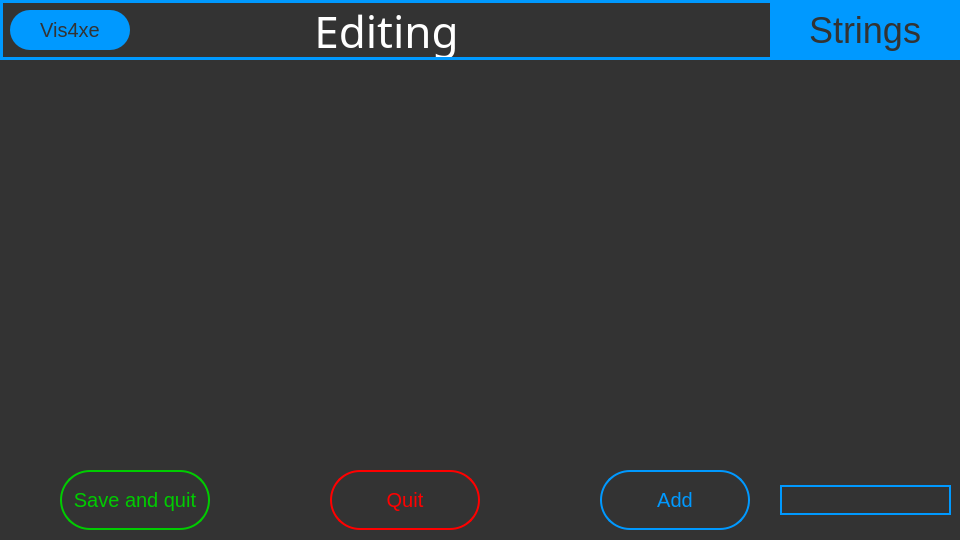
Qt form mainwindow.ui (Coolxer/Vis4xe) before a commit.
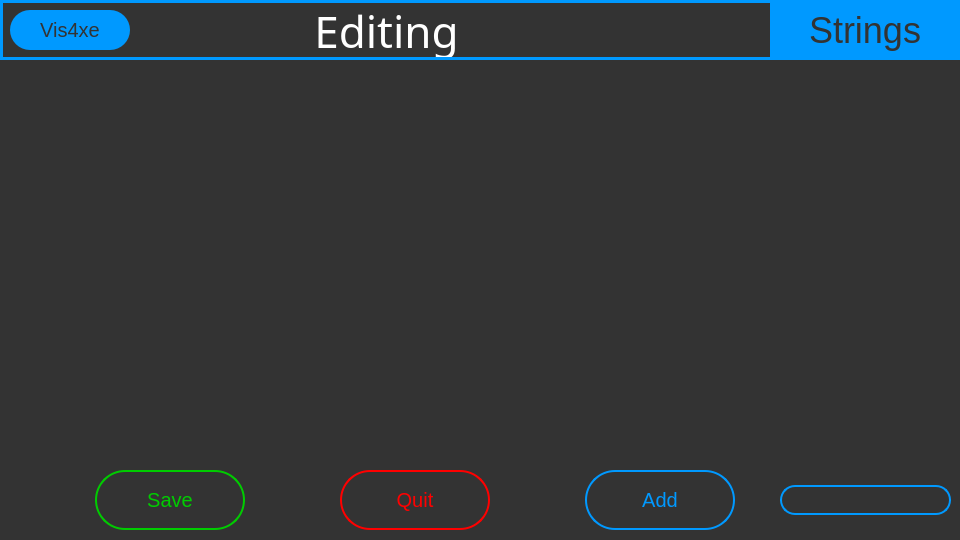
The same form after that commit. The open tabs and pages were chosen to show the change.

The edit to the form file:
```diff
--- a/mainwindow.ui
+++ b/mainwindow.ui
@@ -617,7 +617,7 @@
      <widget class="QPushButton" name="editingQuitButton">
       <property name="geometry">
        <rect>
-        <x>330</x>
+        <x>340</x>
         <y>470</y>
         <width>150</width>
         <height>60</height>
@@ -647,7 +647,7 @@
      <widget class="QPushButton" name="addStringButton">
       <property name="geometry">
        <rect>
-        <x>600</x>
+        <x>585</x>
         <y>470</y>
         <width>150</width>
         <height>60</height>
@@ -697,7 +697,8 @@
       <property name="styleSheet">
        <string notr="true">background-color: #333333;
 color: #ffffff;
-border: 2px solid #0099ff;</string>
+border: 2px solid #0099ff;
+border-radius: 15px;</string>
       </property>
       <property name="text">
        <string/>
@@ -709,7 +710,7 @@
      <widget class="QPushButton" name="editingQuitWithSaveButton">
       <property name="geometry">
        <rect>
-        <x>60</x>
+        <x>95</x>
         <y>470</y>
         <width>150</width>
         <height>60</height>
@@ -733,7 +734,7 @@
 </string>
       </property>
       <property name="text">
-       <string>Save and quit</string>
+       <string>Save</string>
       </property>
      </widget>
      <widget class="QLabel" name="label">
```
Left out of the diff: 2 changed lines with no effect on the pictures.
